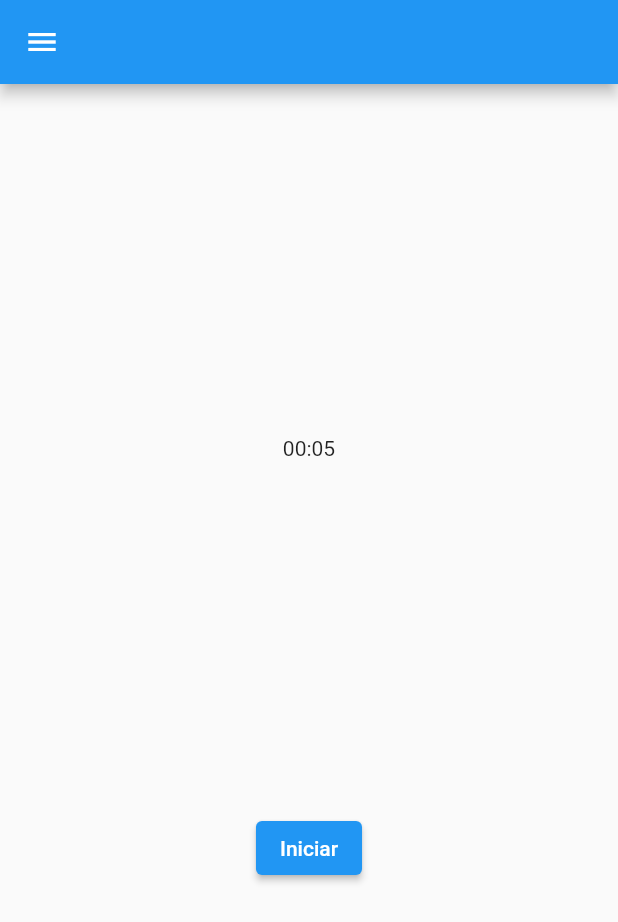
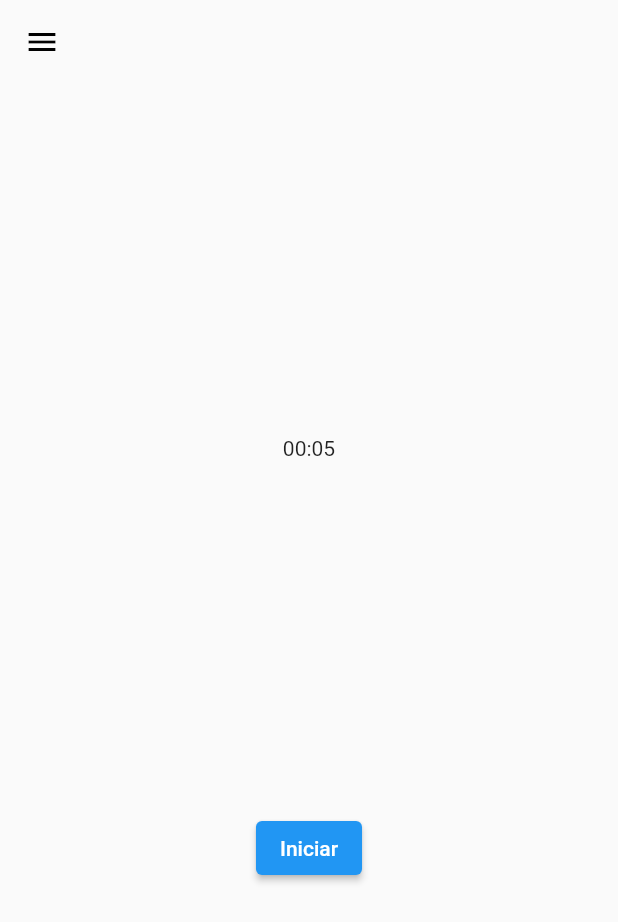
Before and after one commit to DouglasLeal/flutter-pomodoro, a Flutter app: the screen it shows after launch, on a phone screen of 412 x 824 dp. Shown: the top 922 px of the screen. Run offline on Flutter 3.47's test engine with Material 2 defaults, Android fonts, the phone set to English and light mode, and no system bars.

Commit message:
Appbar transparente

```diff
--- a/lib/main.dart
+++ b/lib/main.dart
@@ -11,6 +11,7 @@ class MyApp extends StatelessWidget {
   @override
   Widget build(BuildContext context) {
     return MaterialApp(
+      debugShowCheckedModeBanner: false,
       home: HomePage(),
     );
   }
--- a/lib/pages/home_page.dart
+++ b/lib/pages/home_page.dart
@@ -40,7 +40,11 @@ class _HomePageState extends State<HomePage> {
   @override
   Widget build(BuildContext context) {
     return Scaffold(
-        appBar: AppBar(),
+        appBar: AppBar(
+          backgroundColor: Colors.transparent,
+          shadowColor: Colors.transparent,
+          foregroundColor: Colors.black,
+        ),
         drawer: Drawer(
           child: SafeArea(
             child: Column(
```
